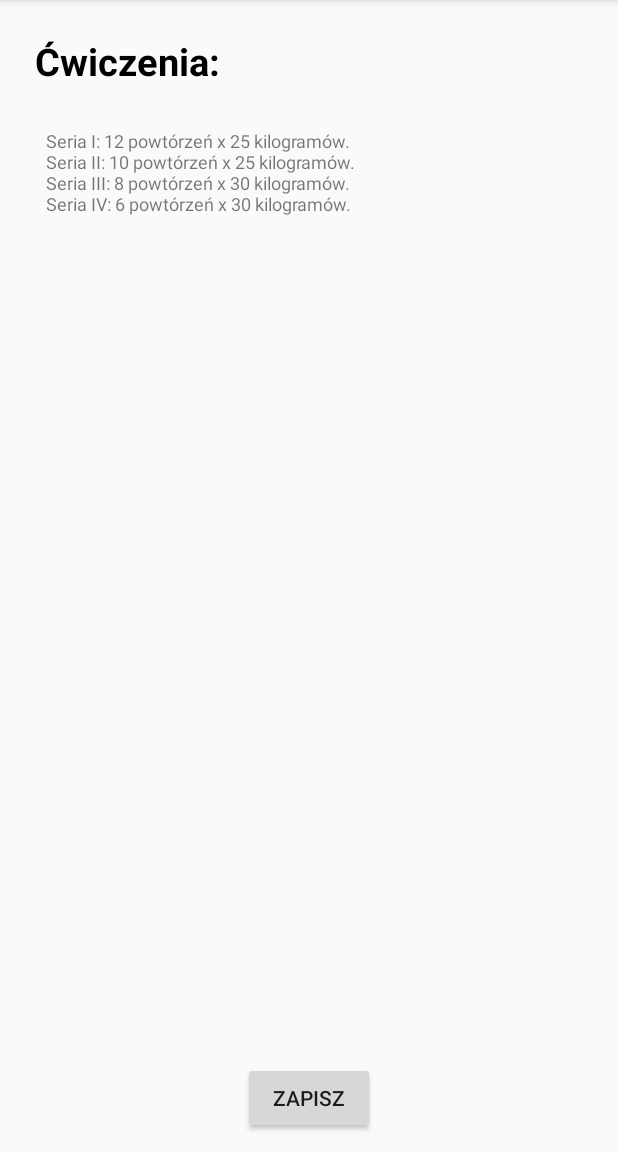
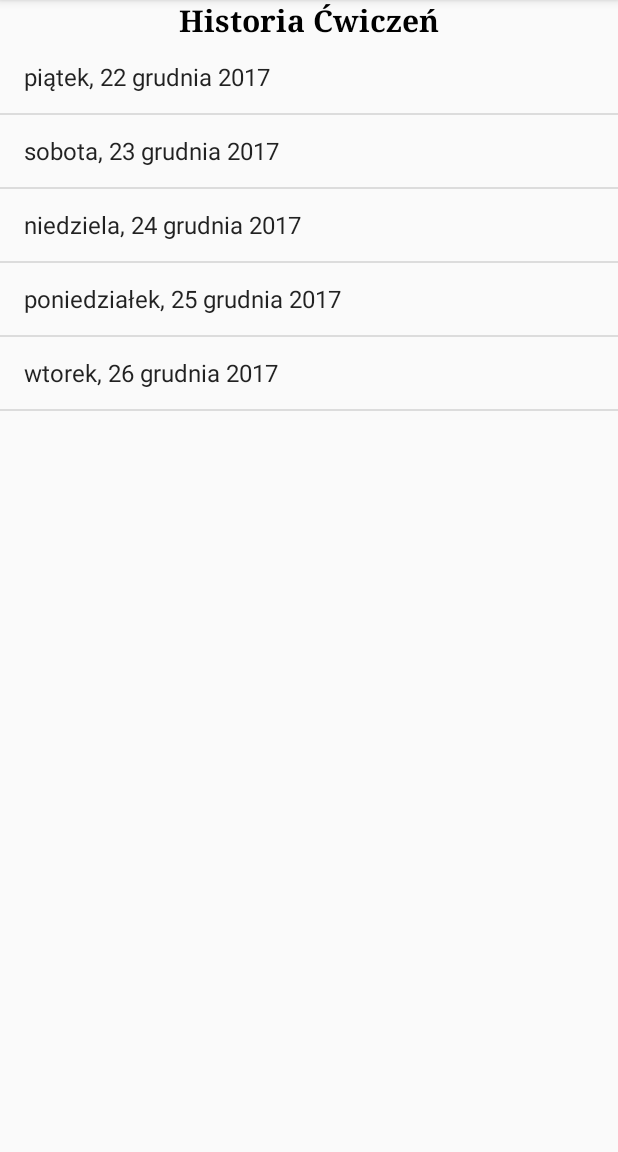
Before and after one commit to dida886/Projekt-GymFitUp, an Android app: the screen it shows after launch (Szczegoly2 before the commit, MainActivity after it), after a tap on "niedziela, 24 grudnia 2017", on a phone screen of 412 x 824 dp, the part 84-1236 px from its top. Run offline under Robolectric (Android 15) with nearby library versions, the phone set to English and light mode, and no system bars.

Commit message:
Usunięto niektóre aktywności, zmieniono nazwy aktywności.

```diff
--- a/app/src/main/AndroidManifest.xml
+++ b/app/src/main/AndroidManifest.xml
@@ -16,11 +16,7 @@
                 <category android:name="android.intent.category.LAUNCHER" />
             </intent-filter>
         </activity>
-        <activity android:name=".Szczegoly0" />
-        <activity android:name=".Szczegoly1" />
-        <activity android:name=".Szczegoly2" />
-        <activity android:name=".Szczegoly3" />
-        <activity android:name=".Szczegoly4"></activity>
+        <activity android:name=".Exercises" />
 
     </application>
 
--- a/app/src/main/java/com/example/dmain/gymfitup/Szczegoly0.java
+++ b/app/src/main/java/com/example/dmain/gymfitup/Exercises.java
@@ -9,7 +9,7 @@ import android.widget.GridView;
 import android.widget.TextView;
 import android.widget.Toast;
 
-public class Szczegoly0 extends AppCompatActivity {
+public class Exercises extends AppCompatActivity {
 
     GridView gridView;
 
@@ -24,7 +24,7 @@ public class Szczegoly0 extends AppCompatActivity {
     @Override
     protected void onCreate(Bundle savedInstanceState) {
         super.onCreate(savedInstanceState);
-        setContentView(R.layout.activity_szczegoly0);
+        setContentView(R.layout.activity_exercises);
 
         gridView= (GridView) findViewById(R.id.gridview);
 
--- a/app/src/main/java/com/example/dmain/gymfitup/MainActivity.java
+++ b/app/src/main/java/com/example/dmain/gymfitup/MainActivity.java
@@ -8,7 +8,6 @@ import android.widget.AdapterView;
 import android.widget.ArrayAdapter;
 import android.widget.ListAdapter;
 import android.widget.ListView;
-import android.widget.Toast;
 
 public class MainActivity extends AppCompatActivity {
 
@@ -35,30 +34,10 @@ public class MainActivity extends AppCompatActivity {
 
                 if(position==0)
                 {
-                    Intent myintent= new Intent(view.getContext(),Szczegoly0.class);
+                    Intent myintent= new Intent(view.getContext(),Exercises.class);
                     startActivityForResult(myintent,0);
                 }
-                if(position==1)
-                {
-                    Intent myintent= new Intent(view.getContext(),Szczegoly1.class);
-                    startActivityForResult(myintent,1);
-                }
 
-                if(position==2)
-                {
-                    Intent myintent= new Intent(view.getContext(),Szczegoly2.class);
-                    startActivityForResult(myintent,2);
-                }
-                if(position==3)
-                {
-                    Intent myintent= new Intent(view.getContext(),Szczegoly3.class);
-                    startActivityForResult(myintent,3);
-                }
-                if(position==4)
-                {
-                    Intent myintent= new Intent(view.getContext(),Szczegoly4.class);
-                    startActivityForResult(myintent,4);
-                }
 
 
 
--- a/app/src/main/java/com/example/dmain/gymfitup/Szczegoly2.java
+++ /dev/null
@@ -1,13 +0,0 @@
-package com.example.dmain.gymfitup;
-
-import android.support.v7.app.AppCompatActivity;
-import android.os.Bundle;
-
-public class Szczegoly2 extends AppCompatActivity {
-
-    @Override
-    protected void onCreate(Bundle savedInstanceState) {
-        super.onCreate(savedInstanceState);
-        setContentView(R.layout.activity_szczegoly2);
-    }
-}
--- a/app/src/main/res/layout/activity_szczegoly2.xml
+++ /dev/null
@@ -1,41 +0,0 @@
-<?xml version="1.0" encoding="utf-8"?>
-<RelativeLayout xmlns:android="http://schemas.android.com/apk/res/android"
-    xmlns:app="http://schemas.android.com/apk/res-auto"
-    xmlns:tools="http://schemas.android.com/tools"
-    android:layout_width="match_parent"
-    android:layout_height="match_parent"
-    tools:context="com.example.dmain.gymfitup.Szczegoly2">
-
-    <TextView
-        android:id="@+id/textView"
-        android:layout_width="wrap_content"
-        android:layout_height="wrap_content"
-        android:layout_alignParentStart="true"
-        android:layout_alignParentTop="true"
-        android:layout_marginStart="23dp"
-        android:layout_marginTop="23dp"
-        android:text="@string/TextGlowny"
-        android:textColor="@android:color/black"
-        android:textSize="25sp"
-        android:textStyle="bold" />
-
-    <TextView
-        android:id="@+id/opis"
-        android:layout_width="350dp"
-        android:layout_height="300dp"
-        android:layout_below="@+id/textView"
-        android:layout_centerHorizontal="true"
-        android:layout_marginTop="27dp"
-        android:text="@string/OpisCw2"
-        android:textSize="12sp" />
-
-    <Button
-        android:id="@+id/button"
-        android:layout_width="wrap_content"
-        android:layout_height="wrap_content"
-        android:layout_alignParentBottom="true"
-        android:layout_centerHorizontal="true"
-        android:layout_marginBottom="12dp"
-        android:text="@string/zapisz" />
-
-</RelativeLayout>
```
Also changed, not shown: app/src/main/java/com/example/dmain/gymfitup/Szczegoly1.java (deleted, +0 -13 lines), app/src/main/java/com/example/dmain/gymfitup/Szczegoly3.java (deleted, +0 -13 lines), app/src/main/java/com/example/dmain/gymfitup/Szczegoly4.java (deleted, +0 -22 lines), app/src/main/res/layout/activity_exercises.xml (renamed from app/src/main/res/layout/activity_szczegoly1.xml, +12 -4 lines), app/src/main/res/layout/activity_szczegoly0.xml (deleted, +0 -32 lines), app/src/main/res/layout/activity_szczegoly3.xml (deleted, +0 -41 lines), app/src/main/res/layout/activity_szczegoly4.xml (deleted, +0 -40 lines), app/src/main/res/layout/spinner_layout.xml (deleted, +0 -11 lines).
